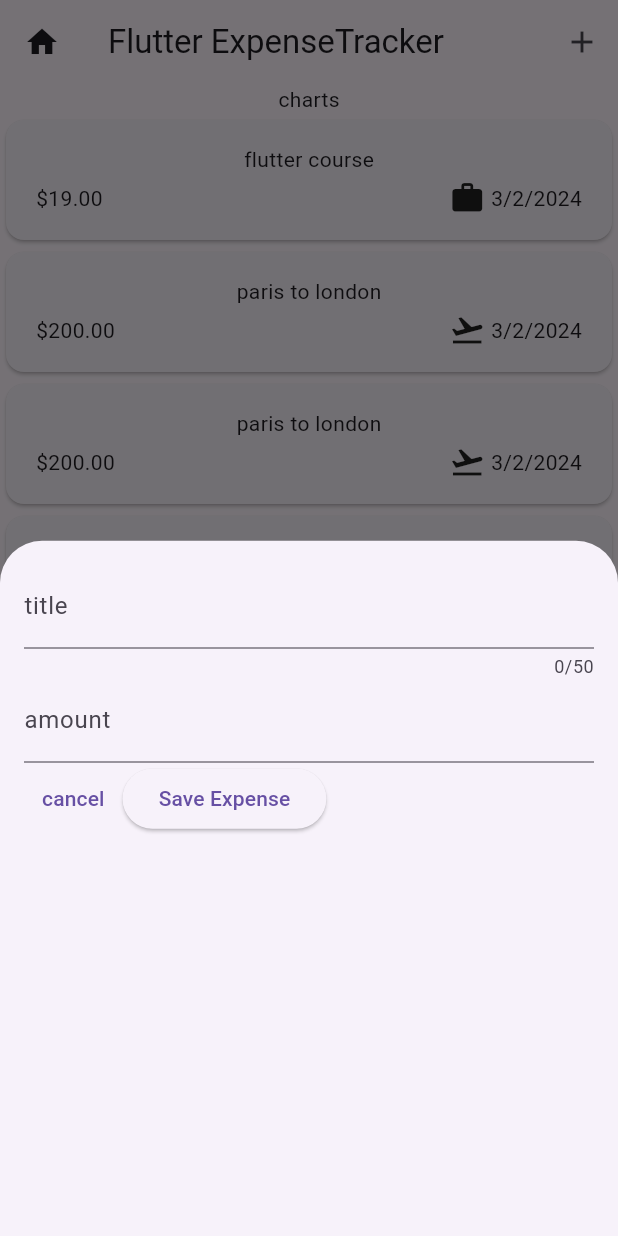
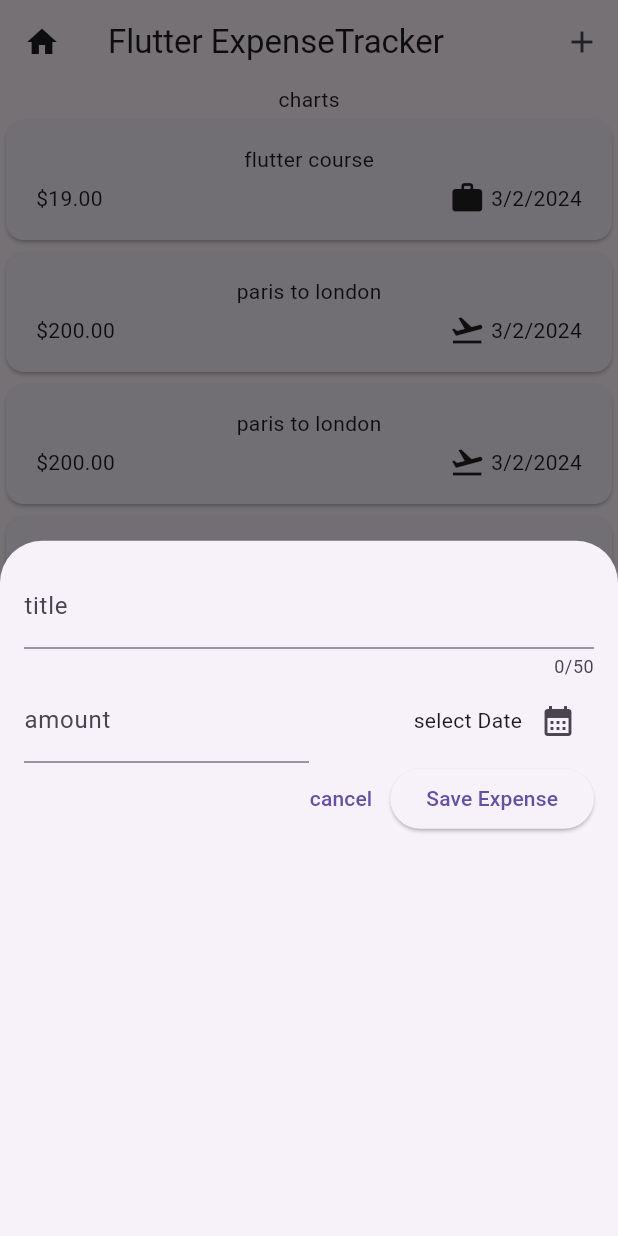
Before and after one commit to henok-ab/expense_tracker, a Flutter app: the screen it shows after launch, after a tap on the "add" icon, on a phone screen of 412 x 824 dp. Run offline on Flutter 3.47's test engine with Material 3 defaults, Android fonts, the phone set to English and light mode, and no system bars.

Commit message:
some changes on new expense class

```diff
--- a/lib/widgets/expenses.dart
+++ b/lib/widgets/expenses.dart
@@ -49,7 +49,7 @@ class _ExpensesState extends State<Expenses> {
         title: "paris to london",
         date: DateTime.now(),
         amount: 200.0,
-        category: Category.travel),
+        category: Category.food),
     Expense(
         title: "paris to london",
         date: DateTime.now(),
@@ -59,7 +59,7 @@ class _ExpensesState extends State<Expenses> {
         title: "paris to london",
         date: DateTime.now(),
         amount: 200.0,
-        category: Category.travel),
+        category: Category.work),
     Expense(
         title: "paris to london",
         date: DateTime.now(),
@@ -69,7 +69,7 @@ class _ExpensesState extends State<Expenses> {
         title: "paris to london",
         date: DateTime.now(),
         amount: 200.0,
-        category: Category.travel)
+        category: Category.leisure)
   ];
   void _openAddExpenseOverlay() {
     showModalBottomSheet(
--- a/lib/widgets/new_expense.dart
+++ b/lib/widgets/new_expense.dart
@@ -23,6 +23,16 @@ class _NewExpenseState extends State<NewExpense> {
     super.dispose();
   }
 
+  void _presentDatePicker() {
+    final now = DateTime.now();
+    final firstDate = DateTime(now.year - 1, now.month, now.day);
+    showDatePicker(
+        context: context,
+        initialDate: now,
+        firstDate: firstDate,
+        lastDate: now);
+  }
+
   @override
   Widget build(BuildContext context) {
     return Padding(
@@ -35,16 +45,38 @@ class _NewExpenseState extends State<NewExpense> {
             label: Text('title'),
           ),
         ),
-        TextField(
-          controller: _amountController,
-          keyboardType: TextInputType.number,
-          decoration:
-              const InputDecoration(label: Text('amount'), prefixText: '\$'),
+        Row(
+          children: [
+            Expanded(
+              child: TextField(
+                controller: _amountController,
+                keyboardType: TextInputType.number,
+                decoration: const InputDecoration(
+                    label: Text('amount'), prefixText: '\$'),
+              ),
+            ),
+            Expanded(
+              child: Row(
+                mainAxisAlignment: MainAxisAlignment.end,
+                crossAxisAlignment: CrossAxisAlignment.center,
+                children: [
+                  const Text('select Date'),
+                  IconButton(
+                    onPressed: _presentDatePicker,
+                    icon: const Icon(Icons.calendar_month),
+                  ),
+                ],
+              ),
+            )
+          ],
         ),
         Row(
+          mainAxisAlignment: MainAxisAlignment.end,
           children: [
             TextButton(
-              onPressed: () {},
+              onPressed: () {
+                Navigator.pop(context);
+              },
               child: const Text('cancel'),
             ),
             ElevatedButton(
```
Also changed, not shown: 1 other file.
